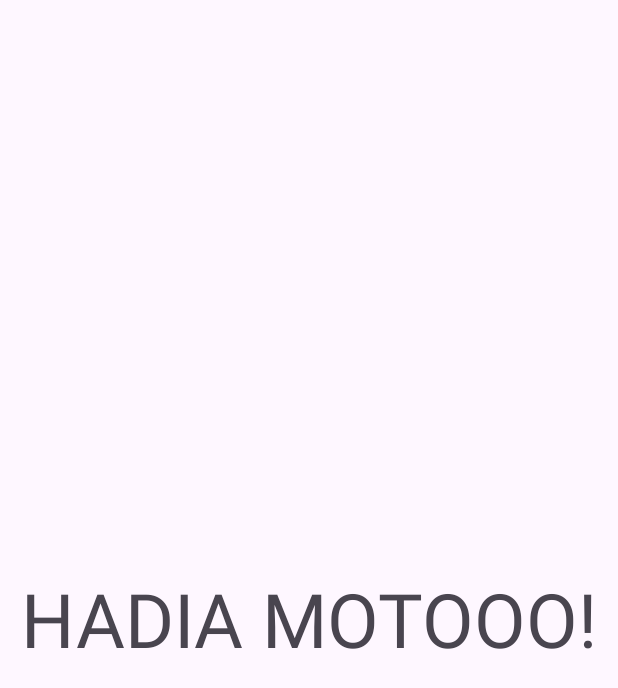
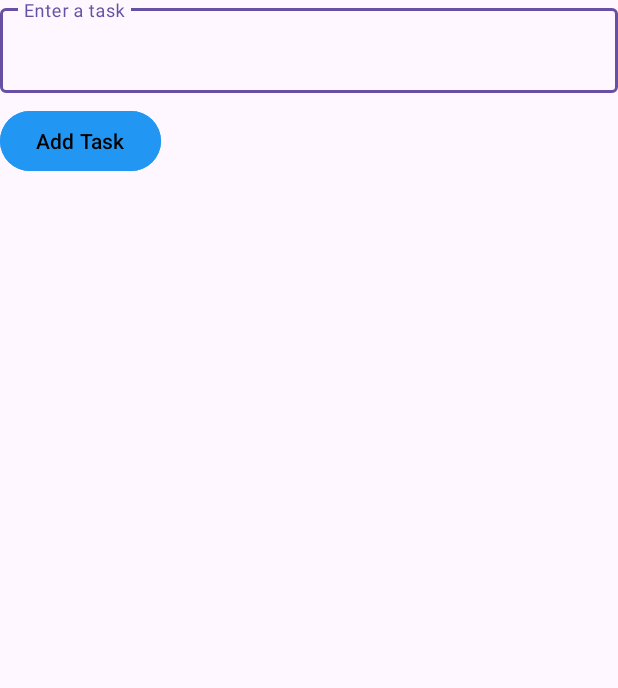
Before and after one commit to ibrahim-codes03/TodoApp, an Android app: the screen it shows after launch (MainActivity), on a phone screen of 412 x 824 dp. Shown: the top 688 px of the screen. Run offline under Robolectric (Android 15) with nearby library versions, the phone set to English and light mode, and no system bars.

```diff
--- a/app/build.gradle.kts
+++ b/app/build.gradle.kts
@@ -33,6 +33,7 @@ android {
 
 dependencies {
 
+    implementation("com.google.android.material:material:1.11.0")
     implementation(libs.appcompat)
     implementation(libs.material)
     implementation(libs.activity)
--- a/app/src/main/res/layout/activity_main.xml
+++ b/app/src/main/res/layout/activity_main.xml
@@ -1,20 +1,37 @@
 <?xml version="1.0" encoding="utf-8"?>
-<androidx.constraintlayout.widget.ConstraintLayout xmlns:android="http://schemas.android.com/apk/res/android"
+<LinearLayout
+    xmlns:android="http://schemas.android.com/apk/res/android"
     xmlns:app="http://schemas.android.com/apk/res-auto"
-    xmlns:tools="http://schemas.android.com/tools"
     android:id="@+id/main"
     android:layout_width="match_parent"
     android:layout_height="match_parent"
-    tools:context=".MainActivity">
+    android:orientation="vertical"
+    android:padding="16dp">
 
-    <TextView
+    <com.google.android.material.textfield.TextInputLayout
+        android:layout_width="match_parent"
+        android:layout_height="wrap_content"
+        android:hint="Enter a task">
+
+        <com.google.android.material.textfield.TextInputEditText
+            android:id="@+id/editTextTask"
+            android:layout_width="match_parent"
+            android:layout_height="wrap_content" />
+    </com.google.android.material.textfield.TextInputLayout>
+
+    <com.google.android.material.button.MaterialButton
+        android:id="@+id/buttonAdd"
         android:layout_width="wrap_content"
         android:layout_height="wrap_content"
-        android:text="HADIA MOTOOO!"
-        app:layout_constraintBottom_toBottomOf="parent"
-        app:layout_constraintEnd_toEndOf="parent"
-        app:layout_constraintStart_toStartOf="parent"
-        app:layout_constraintTop_toTopOf="parent"
-        android:textSize="50dp"/>
+        android:text="Add Task"
+        android:backgroundTint="@color/blue"
+        android:textColor="@color/black"
+        android:layout_marginTop="8dp"/>
 
-</androidx.constraintlayout.widget.ConstraintLayout>
+    <androidx.recyclerview.widget.RecyclerView
+        android:id="@+id/recyclerView"
+        android:layout_width="match_parent"
+        android:layout_height="0dp"
+        android:layout_weight="1"
+        android:layout_marginTop="12dp"/>
+</LinearLayout>
```
Also changed, not shown: app/src/main/res/drawable/ic_delete.xml (added, +9 -0 lines), app/src/main/res/layout/item_list.xml (added, +32 -0 lines), app/src/main/res/values/colors.xml (+21 -2 lines).
